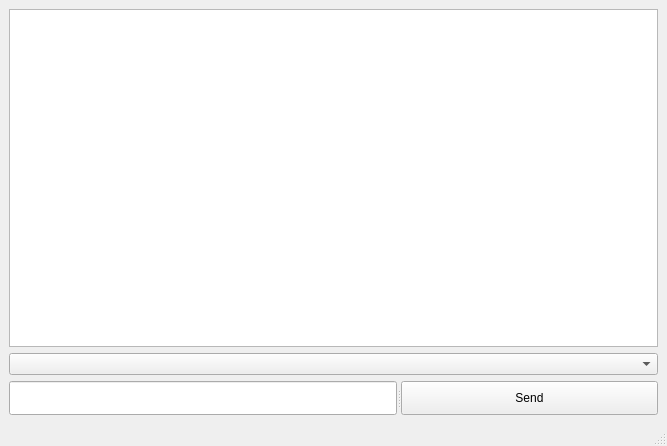
First picture: the form in Shvarts Aleksandr/lab2/gui/mainwindow.ui, repository AleksandrShvartz/Operating-Systems-labs, before the edit.
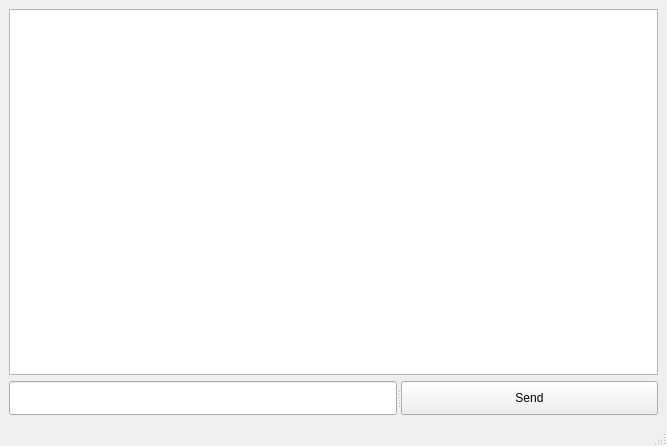
Second picture: the form after the edit.

```diff
--- a/Shvarts Aleksandr/lab2/gui/mainwindow.ui
+++ b/Shvarts Aleksandr/lab2/gui/mainwindow.ui
@@ -38,9 +38,6 @@
       <item>
        <widget class="QListWidget" name="chatWidget"/>
       </item>
-      <item>
-       <widget class="QComboBox" name="comboBox"/>
-      </item>
       <item>
        <widget class="QSplitter" name="splitter">
         <property name="orientation">
```
